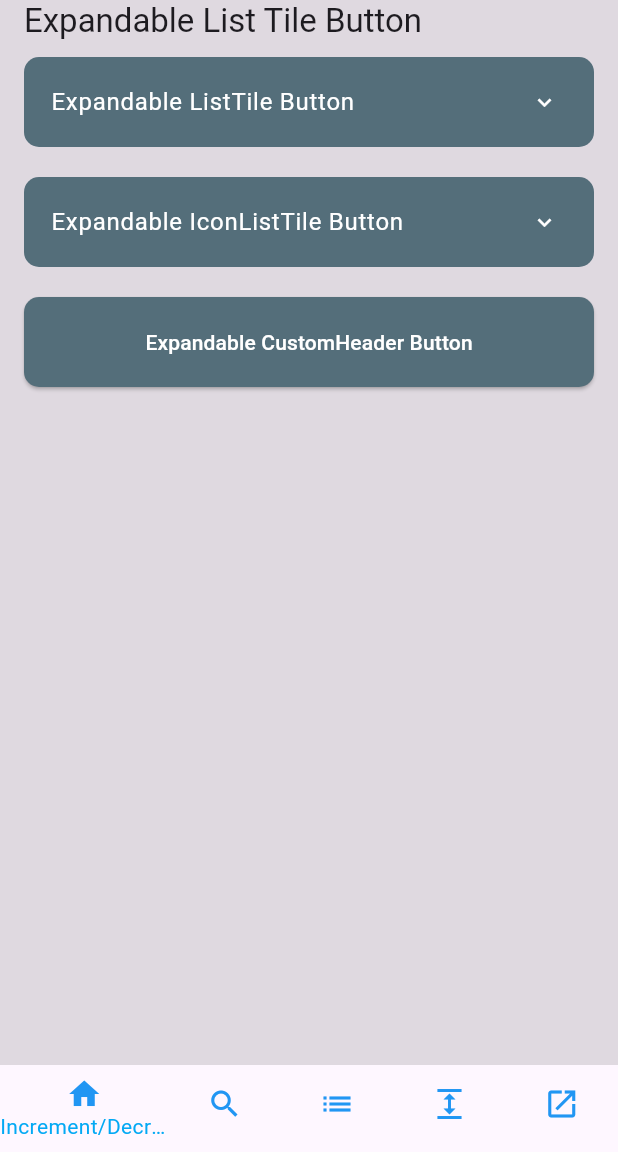
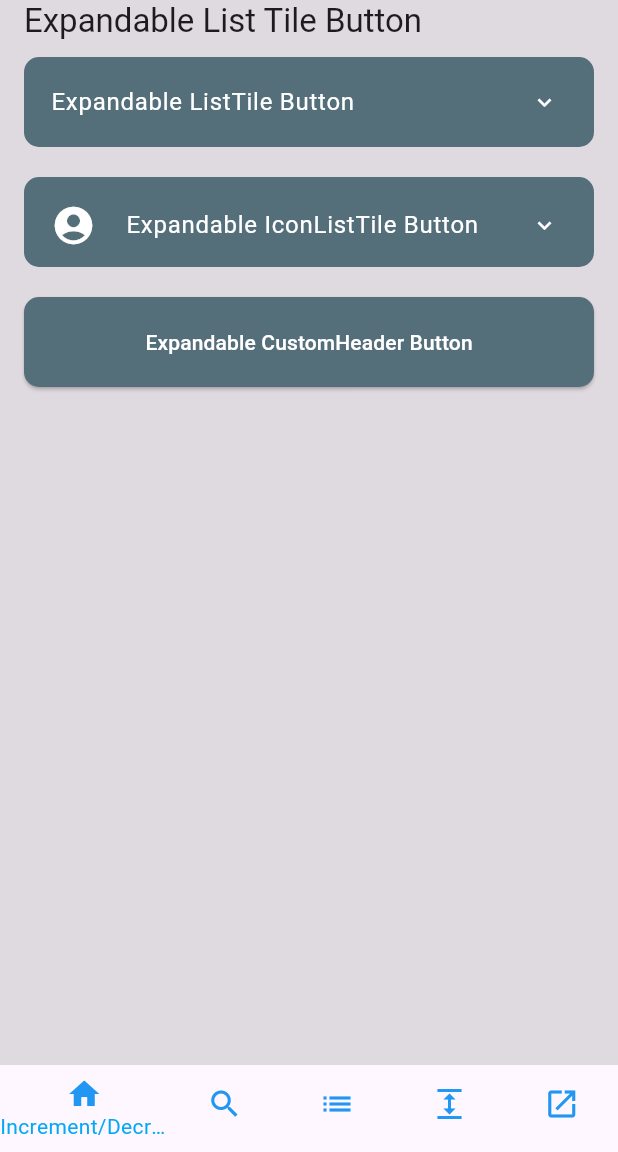
Before and after one commit to FrenkyDema/risto_widgets, a Flutter app: the screen it shows after launch, swiped to page 4, on a phone screen of 412 x 824 dp, the part 84-1236 px from its top. Run offline on Flutter 3.47's test engine with Material 3 defaults, Android fonts, the phone set to English and light mode, and no system bars.

Commit message:
Add iconColor

```diff
--- a/example/lib/main.dart
+++ b/example/lib/main.dart
@@ -238,6 +238,7 @@ class _HomePageState extends State<HomePage> {
               style: TextStyle(color: Colors.white),
             ),
             icon: Icons.account_circle,
+            iconColor: Colors.white,
             trailing: const Icon(Icons.arrow_drop_down, color: Colors.white),
           ),
           const SizedBox(height: 20),
--- a/lib/widgets/buttons/expandable_list_tile_button.dart
+++ b/lib/widgets/buttons/expandable_list_tile_button.dart
@@ -10,6 +10,7 @@ class ExpandableListTileButton extends StatefulWidget {
   final double elevation;
   final Widget? leading;
   final IconData? icon;
+  final Color? iconColor;
   final Widget? trailing;
   final Widget Function(Function tapAction)? customHeader;
 
@@ -23,6 +24,7 @@ class ExpandableListTileButton extends StatefulWidget {
     this.elevation = 4.0,
     this.leading,
     this.icon,
+    this.iconColor,
     this.trailing,
     this.customHeader,
   });
@@ -54,6 +56,7 @@ class ExpandableListTileButton extends StatefulWidget {
   factory ExpandableListTileButton.iconListTile({
     required Widget expanded,
     IconData? icon,
+    Color? iconColor,
     double collapsedHeight = 60.0,
     Color? backgroundColor,
     Color? expandedColor,
@@ -69,6 +72,7 @@ class ExpandableListTileButton extends StatefulWidget {
       expandedColor: expandedColor,
       elevation: elevation,
       icon: icon,
+      iconColor: iconColor,
       trailing: trailing,
       customHeader: null,
     );
@@ -179,7 +183,20 @@ class _ExpandableListTileButtonState extends State<ExpandableListTileButton>
   }
 
   Widget _buildDefaultHeader(BuildContext context) {
-    return ListTileButton(
+    return widget.icon != null
+        ? IconListTileButton(
+            icon: widget.icon!,
+            iconColor: widget.iconColor,
+            title: widget.buttonBody!,
+            size: widget.collapsedHeight,
+            onPressed: _toggleExpansion,
+            trailing: Icon(
+              _isExpanded ? Icons.expand_less : Icons.expand_more,
+              color: Colors.white,
+            ),
+            backgroundColor: widget.backgroundColor ?? Colors.blueGrey,
+          )
+        : ListTileButton(
             onPressed: _toggleExpansion,
             leading: widget.leading,
             body: widget.buttonBody,
```
Lines whose indentation alone changed are shown as unchanged.
